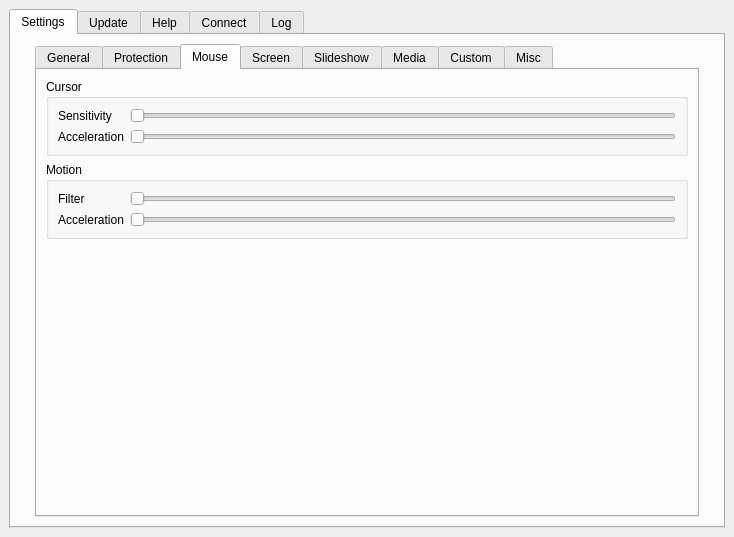
Steppschuh/RemoteControlServer, file Source/MacOS/RemoteControlServer/mainwindow.ui: the form before one commit.
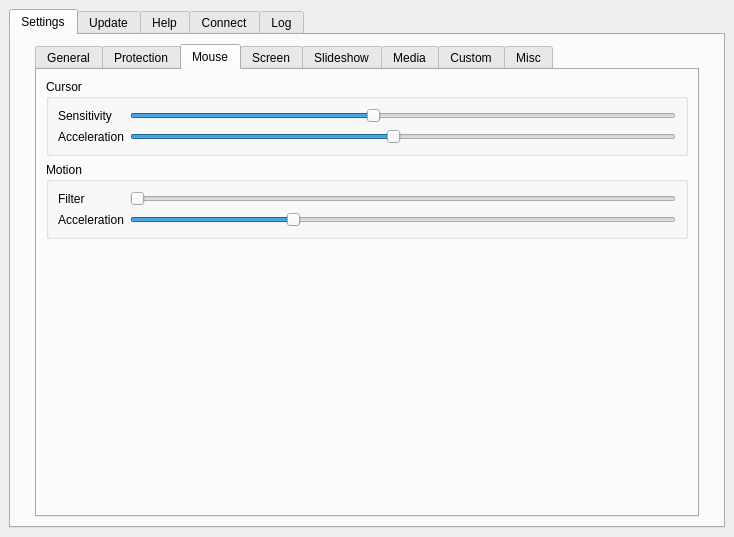
The form after the commit. The open tabs and pages were chosen to show the change.

Commit message: connected mouse settings tab with server

Diff of the .ui file:
```diff
--- a/Source/MacOS/RemoteControlServer/mainwindow.ui
+++ b/Source/MacOS/RemoteControlServer/mainwindow.ui
@@ -294,13 +294,6 @@
                  </property>
                 </widget>
                </item>
-               <item row="0" column="1">
-                <widget class="QSlider" name="horizontalSlider">
-                 <property name="orientation">
-                  <enum>Qt::Horizontal</enum>
-                 </property>
-                </widget>
-               </item>
                <item row="1" column="0">
                 <widget class="QLabel" name="label_6">
                  <property name="text">
@@ -309,12 +302,55 @@
                 </widget>
                </item>
                <item row="1" column="1">
-                <widget class="QSlider" name="horizontalSlider_2">
+                <widget class="QSlider" name="mouseAcceleration">
+                 <property name="minimum">
+                  <number>1</number>
+                 </property>
+                 <property name="maximum">
+                  <number>30</number>
+                 </property>
+                 <property name="singleStep">
+                  <number>1</number>
+                 </property>
+                 <property name="sliderPosition">
+                  <number>15</number>
+                 </property>
                  <property name="orientation">
                   <enum>Qt::Horizontal</enum>
                  </property>
                 </widget>
                </item>
+               <item row="0" column="1">
+                <widget class="QSlider" name="mouseSensitivity">
+                 <property name="minimum">
+                  <number>1</number>
+                 </property>
+                 <property name="maximum">
+                  <number>10</number>
+                 </property>
+                 <property name="pageStep">
+                  <number>1</number>
+                 </property>
+                 <property name="value">
+                  <number>5</number>
+                 </property>
+                 <property name="sliderPosition">
+                  <number>5</number>
+                 </property>
+                 <property name="tracking">
+                  <bool>true</bool>
+                 </property>
+                 <property name="orientation">
+                  <enum>Qt::Horizontal</enum>
+                 </property>
+                 <property name="invertedAppearance">
+                  <bool>false</bool>
+                 </property>
+                 <property name="invertedControls">
+                  <bool>false</bool>
+                 </property>
+                </widget>
+               </item>
               </layout>
              </widget>
             </item>
@@ -346,7 +382,19 @@
                 </widget>
                </item>
                <item row="1" column="1">
-                <widget class="QSlider" name="horizontalSlider_4">
+                <widget class="QSlider" name="motionAcceleration">
+                 <property name="minimum">
+                  <number>1</number>
+                 </property>
+                 <property name="maximum">
+                  <number>100</number>
+                 </property>
+                 <property name="singleStep">
+                  <number>1</number>
+                 </property>
+                 <property name="value">
+                  <number>30</number>
+                 </property>
                  <property name="orientation">
                   <enum>Qt::Horizontal</enum>
                  </property>
```
Left out of the diff: 13 changed lines with no effect on the pictures. The commit also changes 4 other files.
